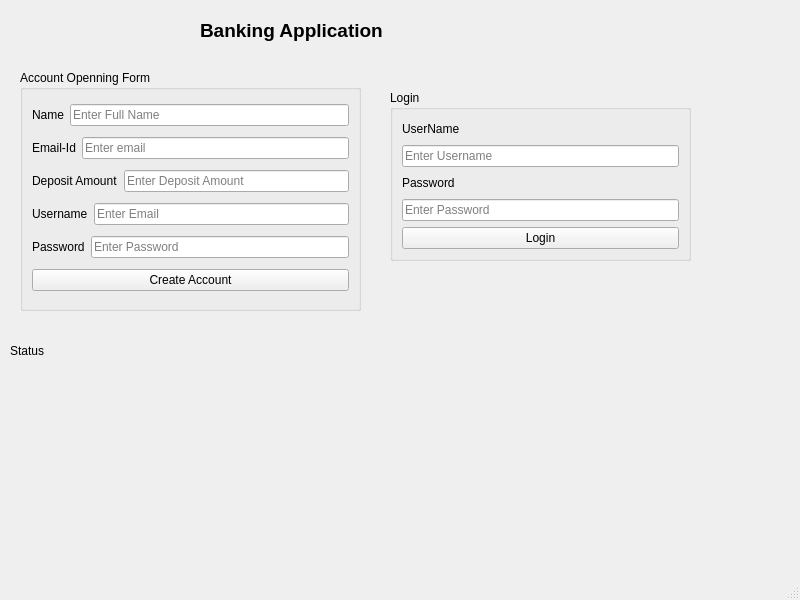
The window that BankAppUsingSqlite/login.ui (kunalgavhane12/QtAssignment) describes before a commit, drawn with Qt 5.
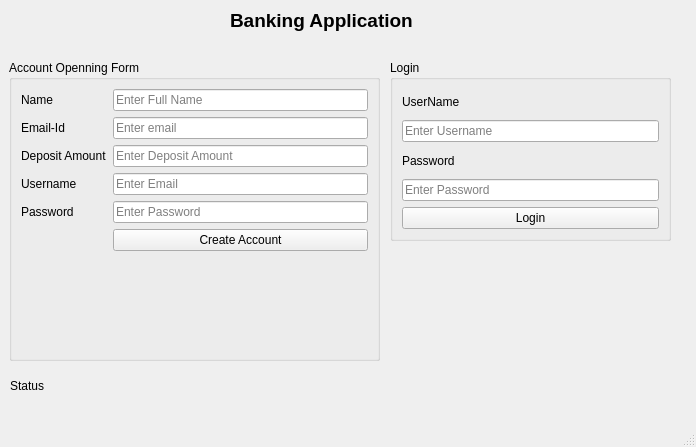
The same window after the commit.

Diff of the .ui file:
```diff
--- a/BankAppUsingSqlite/login.ui
+++ b/BankAppUsingSqlite/login.ui
@@ -6,8 +6,8 @@
    <rect>
     <x>0</x>
     <y>0</y>
-    <width>800</width>
-    <height>600</height>
+    <width>696</width>
+    <height>447</height>
    </rect>
   </property>
   <property name="windowTitle">
@@ -18,16 +18,16 @@
     <property name="geometry">
      <rect>
       <x>390</x>
-      <y>90</y>
-      <width>301</width>
-      <height>171</height>
+      <y>60</y>
+      <width>281</width>
+      <height>181</height>
      </rect>
     </property>
     <property name="title">
      <string>Login</string>
     </property>
-    <layout class="QVBoxLayout" name="verticalLayout_3">
-     <item>
+    <layout class="QGridLayout" name="gridLayout">
+     <item row="0" column="0">
       <layout class="QVBoxLayout" name="verticalLayout">
        <item>
         <widget class="QLabel" name="label_username">
@@ -45,7 +45,7 @@
        </item>
       </layout>
      </item>
-     <item>
+     <item row="1" column="0">
       <layout class="QVBoxLayout" name="verticalLayout_2">
        <item>
         <widget class="QLabel" name="label_password">
@@ -63,7 +63,7 @@
        </item>
       </layout>
      </item>
-     <item>
+     <item row="2" column="0">
       <widget class="QPushButton" name="pushButton_Login">
        <property name="text">
         <string>Login</string>
@@ -76,9 +76,9 @@
     <property name="geometry">
      <rect>
       <x>10</x>
-      <y>340</y>
-      <width>291</width>
-      <height>21</height>
+      <y>370</y>
+      <width>271</width>
+      <height>31</height>
      </rect>
     </property>
     <property name="text">
@@ -88,80 +88,66 @@
    <widget class="QGroupBox" name="groupBox_2">
     <property name="geometry">
      <rect>
-      <x>20</x>
-      <y>70</y>
-      <width>341</width>
-      <height>241</height>
+      <x>9</x>
+      <y>60</y>
+      <width>371</width>
+      <height>301</height>
      </rect>
     </property>
     <property name="title">
      <string>Account Openning Form</string>
     </property>
-    <layout class="QVBoxLayout" name="verticalLayout_4">
-     <item>
-      <layout class="QHBoxLayout" name="horizontalLayout">
-       <item>
+    <layout class="QFormLayout" name="formLayout">
+     <item row="0" column="0">
         <widget class="QLabel" name="label_Name">
          <property name="text">
           <string>Name</string>
          </property>
         </widget>
        </item>
-       <item>
+     <item row="0" column="1">
         <widget class="QLineEdit" name="lineEdit_name">
          <property name="placeholderText">
           <string>Enter Full Name</string>
          </property>
         </widget>
        </item>
-      </layout>
-     </item>
-     <item>
-      <layout class="QHBoxLayout" name="horizontalLayout_4">
-       <item>
+     <item row="1" column="0">
         <widget class="QLabel" name="label_Email">
          <property name="text">
           <string>Email-Id</string>
          </property>
         </widget>
        </item>
-       <item>
+     <item row="1" column="1">
         <widget class="QLineEdit" name="lineEdit_Email">
          <property name="placeholderText">
           <string>Enter email</string>
          </property>
         </widget>
        </item>
-      </layout>
-     </item>
-     <item>
-      <layout class="QHBoxLayout" name="horizontalLayout_5">
-       <item>
+     <item row="2" column="0">
         <widget class="QLabel" name="label_Deposit_Amount">
          <property name="text">
           <string>Deposit Amount</string>
          </property>
         </widget>
        </item>
-       <item>
+     <item row="2" column="1">
         <widget class="QLineEdit" name="lineEdit_deposit">
          <property name="placeholderText">
           <string>Enter Deposit Amount</string>
          </property>
         </widget>
        </item>
-      </layout>
-     </item>
-     <item>
-      <layout class="QHBoxLayout" name="horizontalLayout_6">
-       <item>
+     <item row="3" column="0">
         <widget class="QLabel" name="label_fusername">
          <property name="text">
           <string>Username</string>
          </property>
         </widget>
        </item>
-       <item>
+     <item row="3" column="1">
         <widget class="QLineEdit" name="lineEdit_fusername">
          <property name="readOnly">
           <bool>false</bool>
@@ -171,27 +157,21 @@
          </property>
         </widget>
        </item>
-      </layout>
-     </item>
-     <item>
-      <layout class="QHBoxLayout" name="horizontalLayout_7">
-       <item>
+     <item row="4" column="0">
         <widget class="QLabel" name="label_fpassword">
          <property name="text">
           <string>Password</string>
          </property>
         </widget>
        </item>
-       <item>
+     <item row="4" column="1">
         <widget class="QLineEdit" name="lineEdit_fpassword">
          <property name="placeholderText">
           <string>Enter Password</string>
          </property>
         </widget>
        </item>
-      </layout>
-     </item>
-     <item>
+     <item row="5" column="1">
       <widget class="QPushButton" name="pushButton_CreateAccount">
        <property name="text">
         <string>Create Account</string>
@@ -203,10 +183,10 @@
    <widget class="QLabel" name="label">
     <property name="geometry">
      <rect>
-      <x>200</x>
-      <y>20</y>
-      <width>201</width>
-      <height>21</height>
+      <x>230</x>
+      <y>9</y>
+      <width>191</width>
+      <height>23</height>
      </rect>
     </property>
     <property name="font">
```
Left out of the diff: 2 changed lines with no effect on the pictures. Lines whose indentation alone changed are shown as unchanged.
